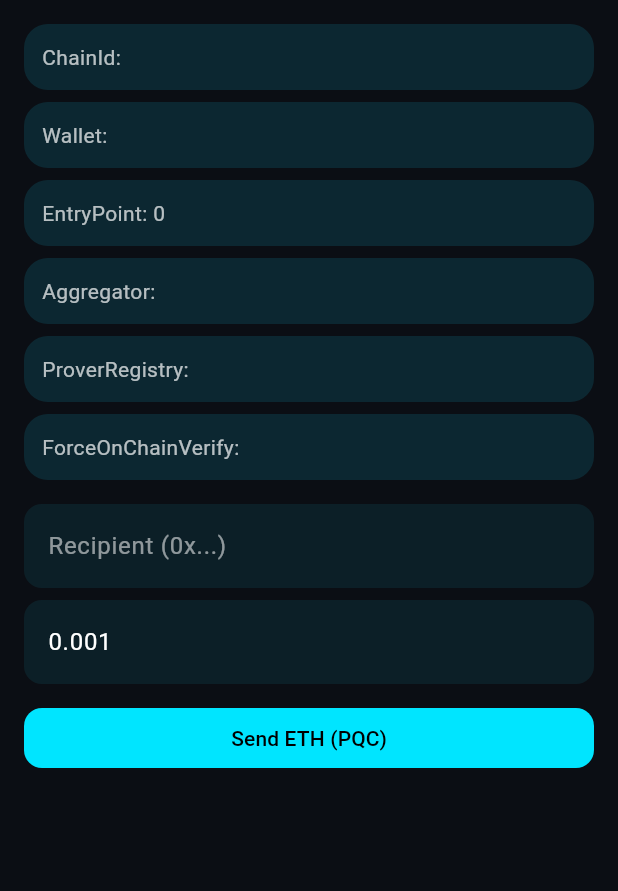
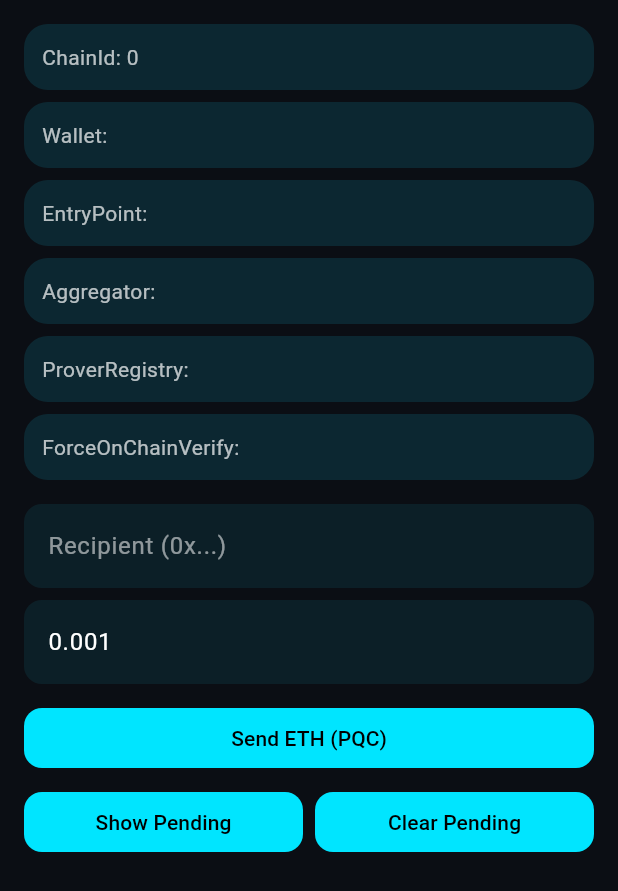
Before and after one commit to EqualFiLabs/PQCWallet, a Flutter app: the _Body widget shown alone on an empty page, opened directly with empty values, after a tap on "Send ETH (PQC)", on a phone screen of 412 x 824 dp. Shown: the top 891 px of the screen. Run offline on Flutter 3.47's test engine with Material 3 defaults, Android fonts, the phone set to English and light mode, and no system bars; our stand-ins replace flutter_secure_storage; missing offline and left inert: bip32, bip39, web3dart; accounts and stored records are empty.

Commit message:
feat(wallet): add secure storage for pending UserOps with resilient retries
- Added secure storage layer to persist pending UserOperation records
  per chain and wallet, enabling retries across app restarts.
- Orchestrated UserOp flow to reuse stored hybrid signatures when hash
  matches, or rebuild new hybrids when calldata changes, updating
  storage accordingly.
- Wired main wallet UI to send operations through new flow, display
  pending records, and support manual/automatic cleanup after confirmation.

```diff
--- a/mobile/lib/main.dart
+++ b/mobile/lib/main.dart
@@ -1,27 +1,15 @@
 import 'dart:convert';
-import 'dart:typed_data';
 import 'package:flutter/material.dart';
 import 'package:flutter/services.dart' show rootBundle;
 import 'package:flutter_secure_storage/flutter_secure_storage.dart';
 import 'package:web3dart/web3dart.dart';
-import 'package:web3dart/contracts.dart'
-    show
-        ContractFunction,
-        FunctionParameter,
-        UintType,
-        FixedBytes,
-        AddressType,
-        DynamicBytes,
-        TupleType;
-import 'package:web3dart/crypto.dart' as w3;
 
 import 'theme/theme.dart';
 import 'services/rpc.dart';
 import 'services/bundler_client.dart';
 import 'crypto/mnemonic.dart';
-import 'crypto/wots.dart';
-import 'userop/userop.dart';
-import 'userop/userop_signer.dart';
+import 'services/storage.dart';
+import 'userop/userop_flow.dart';
 
 void main() => runApp(const PQCApp());
 
@@ -94,6 +82,7 @@ class _BodyState extends State<_Body> {
   late final bundler = BundlerClient(widget.cfg['bundlerUrl']);
   final recipientCtl = TextEditingController();
   final amountCtl = TextEditingController(text: '0.001');
+  final PendingIndexStore pendingStore = PendingIndexStore();
 
   @override
   Widget build(BuildContext context) {
@@ -108,9 +97,13 @@ class _BodyState extends State<_Body> {
         const SizedBox(height: 8),
         _Card(child: SelectableText('Aggregator: ${widget.cfg['aggregator']}')),
         const SizedBox(height: 8),
-        _Card(child: SelectableText('ProverRegistry: ${widget.cfg['proverRegistry']}')),
+        _Card(
+            child: SelectableText(
+                'ProverRegistry: ${widget.cfg['proverRegistry']}')),
         const SizedBox(height: 8),
-        _Card(child: SelectableText('ForceOnChainVerify: ${widget.cfg['forceOnChainVerify']}')),
+        _Card(
+            child: SelectableText(
+                'ForceOnChainVerify: ${widget.cfg['forceOnChainVerify']}')),
         const SizedBox(height: 16),
         TextField(
             controller: recipientCtl,
@@ -127,6 +120,20 @@ class _BodyState extends State<_Body> {
                     onPressed: _sendEth, child: const Text('Send ETH (PQC)'))),
           ],
         ),
+        const SizedBox(height: 8),
+        Row(
+          children: [
+            Expanded(
+                child: ElevatedButton(
+                    onPressed: _showPending,
+                    child: const Text('Show Pending'))),
+            const SizedBox(width: 8),
+            Expanded(
+                child: ElevatedButton(
+                    onPressed: _clearPending,
+                    child: const Text('Clear Pending'))),
+          ],
+        ),
       ],
     );
   }
@@ -135,139 +142,27 @@ class _BodyState extends State<_Body> {
     try {
       widget.setStatus('Reading wallet state...');
       final wallet = EthereumAddress.fromHex(widget.cfg['walletAddress']);
-      final entryPoint = EthereumAddress.fromHex(widget.cfg['entryPoint']);
       final to = EthereumAddress.fromHex(recipientCtl.text.trim());
       final amountWei =
           EtherAmount.fromBase10String(EtherUnit.ether, amountCtl.text.trim())
               .getInWei;
 
-      // 0) Prepare function ABIs for view calls
-      const fnNonce = ContractFunction(
-        'nonce',
-        [],
-        outputs: [FunctionParameter('', UintType())],
+      final flow = UserOpFlow(rpc: rpc, bundler: bundler, store: pendingStore);
+      final uoh = await flow.sendEth(
+        cfg: widget.cfg,
+        keys: widget.keys,
+        to: to,
+        amountWei: amountWei,
+        log: widget.setStatus,
       );
 
-      const fnCurrent = ContractFunction(
-        'currentPkCommit',
-        [],
-        outputs: [FunctionParameter('', FixedBytes(32))],
-      );
-
-      const fnNext = ContractFunction(
-        'nextPkCommit',
-        [],
-        outputs: [FunctionParameter('', FixedBytes(32))],
-      );
-
-      final dataNonce = fnNonce.encodeCall(const []);
-      final dataCur = fnCurrent.encodeCall(const []);
-      final dataNext = fnNext.encodeCall(const []);
-
-      // 1) Read on-chain state via eth_call
-      final nonceHex = await rpc.callViewHex(
-        wallet.hex,
-        '0x${w3.bytesToHex(dataNonce, include0x: false)}',
-      );
-      final curHex = await rpc.callViewHex(
-        wallet.hex,
-        '0x${w3.bytesToHex(dataCur, include0x: false)}',
-      );
-      final nextHex = await rpc.callViewHex(
-        wallet.hex,
-        '0x${w3.bytesToHex(dataNext, include0x: false)}',
-      );
-
-      // 2) Decode results
-      BigInt parseHexBigInt(String h) {
-        final s = h.startsWith('0x') ? h.substring(2) : h;
-        return s.isEmpty ? BigInt.zero : BigInt.parse(s, radix: 16);
-      }
-
-      Uint8List parseHex32(String h) {
-        final b = w3.hexToBytes(h);
-        if (b.length == 32) return Uint8List.fromList(b);
-        if (b.length > 32) return Uint8List.fromList(b.sublist(b.length - 32));
-        final out = Uint8List(32);
-        out.setRange(32 - b.length, 32, b);
-        return out;
-      }
-
-      final nonceOnChain = parseHexBigInt(nonceHex);
-      final currentCommitOnChain = parseHex32(curHex);
-      final nextCommitOnChain = parseHex32(nextHex);
-
-      // 3) Log the reads to the UI
-      widget.setStatus([
-        'Read wallet state:',
-        '- nonce: ${nonceOnChain.toString()}',
-        '- currentPkCommit: ${w3.bytesToHex(currentCommitOnChain, include0x: true)}',
-        '- nextPkCommit: ${w3.bytesToHex(nextCommitOnChain, include0x: true)}',
-      ].join('\n'));
-
-      // 4) Prepare callData as before
-      const execute = ContractFunction('execute', [
-        FunctionParameter('to', AddressType()),
-        FunctionParameter('value', UintType()),
-        FunctionParameter('data', DynamicBytes()),
-      ]);
-      final callData = execute.encodeCall([to, amountWei, Uint8List(0)]);
-
-      // 5) Build userOp with real nonce
-      final op = UserOperation()
-        ..sender = wallet.hex
-        ..nonce = nonceOnChain
-        ..callData = callData;
-
-      // 6) Estimate gas via bundler
-      final gas = await bundler.estimateUserOpGas(op.toJson(), entryPoint.hex);
-      op.callGasLimit = BigInt.parse(gas['callGasLimit'].toString());
-      op.verificationGasLimit =
-          BigInt.parse(gas['verificationGasLimit'].toString());
-      op.preVerificationGas =
-          BigInt.parse(gas['preVerificationGas'].toString());
-
-      // 7) Get userOpHash from EntryPoint via eth_call
-      final userOpHash = await _getUserOpHash(entryPoint.hex, op);
-      // ECDSA sign
-      final creds = EthPrivateKey(Uint8List.fromList(widget.keys.ecdsaPriv));
-      final sigBytes = await creds.signToUint8List(userOpHash,
-          chainId: null); // raw 32-byte hash
-      final eSig = w3.MsgSignature(
-        w3.bytesToInt(sigBytes.sublist(0, 32)),
-        w3.bytesToInt(sigBytes.sublist(32, 64)),
-        sigBytes[64],
-      );
-
-      // 8) WOTS indices/keys anchored to nonce()
-      final index = nonceOnChain.toInt();
-      final seedI =
-          hkdfIndex(Uint8List.fromList(widget.keys.wotsMaster), index);
-      final (sk, pk) = Wots.keygen(seedI);
-      final wSig = Wots.sign(userOpHash, sk);
-
-      // We DO NOT recompute confirm for "next"; we confirm on-chain next
-      final confirmCommit = nextCommitOnChain;
-
-      // propose commitment for index+2
-      final nextNextSeed =
-          hkdfIndex(Uint8List.fromList(widget.keys.wotsMaster), index + 2);
-      final (_, nextNextPk) = Wots.keygen(nextNextSeed);
-      final proposeCommit = Wots.commitPk(nextNextPk);
-
-      // 9) Pack hybrid signature
-      op.signature =
-          packHybridSignature(eSig, wSig, pk, confirmCommit, proposeCommit);
-
-      widget.setStatus('Submitting to bundler...');
-      final uoh = await bundler.sendUserOperation(op.toJson(), entryPoint.hex);
       widget.setStatus('Sent. UserOpHash: $uoh (waiting for receipt...)');
 
-      // Poll for receipt
       for (int i = 0; i < 30; i++) {
         await Future.delayed(const Duration(seconds: 2));
         final r = await bundler.getUserOperationReceipt(uoh);
         if (r != null) {
+          await pendingStore.clear(widget.cfg['chainId'], wallet.hex);
           widget
               .setStatus('Inclusion tx: ${r['receipt']['transactionHash']} ✅');
           return;
@@ -279,48 +174,20 @@ class _BodyState extends State<_Body> {
     }
   }
 
-  Future<Uint8List> _getUserOpHash(String entryPoint, UserOperation op) async {
-    // Solidity selector: getUserOpHash((...))
-    const userOpType = TupleType([
-      AddressType(),
-      UintType(),
-      DynamicBytes(),
-      DynamicBytes(),
-      UintType(),
-      UintType(),
-      UintType(),
-      UintType(),
-      UintType(),
-      DynamicBytes(),
-      DynamicBytes(),
-    ]);
-    const getUserOpHashFn = ContractFunction(
-      'getUserOpHash',
-      [FunctionParameter('op', userOpType)],
-      outputs: [FunctionParameter('', FixedBytes(32))],
-    );
-    final data = getUserOpHashFn.encodeCall([
-      [
-        EthereumAddress.fromHex(op.sender),
-        op.nonce,
-        op.initCode,
-        op.callData,
-        op.callGasLimit,
-        op.verificationGasLimit,
-        op.preVerificationGas,
-        op.maxFeePerGas,
-        op.maxPriorityFeePerGas,
-        op.paymasterAndData,
-        Uint8List(0),
-      ]
-    ]);
-    final payload = {
-      'to': entryPoint,
-      'data': '0x${w3.bytesToHex(data, include0x: false)}'
-    };
-    final res = await RpcClient(widget.cfg['rpcUrl'])
-        .call('eth_call', [payload, 'latest']);
-    return Uint8List.fromList(w3.hexToBytes(res.toString()));
+  Future<void> _showPending() async {
+    final wallet = EthereumAddress.fromHex(widget.cfg['walletAddress']);
+    final chainId = widget.cfg['chainId'];
+    final pending = await pendingStore.load(chainId, wallet.hex);
+    widget.setStatus(pending == null
+        ? 'No pending record'
+        : const JsonEncoder.withIndent('  ').convert(pending));
+  }
+
+  Future<void> _clearPending() async {
+    final wallet = EthereumAddress.fromHex(widget.cfg['walletAddress']);
+    final chainId = widget.cfg['chainId'];
+    await pendingStore.clear(chainId, wallet.hex);
+    widget.setStatus('pendingIndex cleared (canceled by user).');
   }
 }
 
--- a/mobile/lib/services/rpc.dart
+++ b/mobile/lib/services/rpc.dart
@@ -12,7 +12,8 @@ class RpcClient {
       'method': method,
       'params': params ?? [],
     });
-    final res = await http.post(Uri.parse(url), headers: {'Content-Type': 'application/json'}, body: body);
+    final res = await http.post(Uri.parse(url),
+        headers: {'Content-Type': 'application/json'}, body: body);
     if (res.statusCode != 200) {
       throw Exception('RPC ${res.statusCode}: ${res.body}');
     }
--- /dev/null
+++ b/mobile/lib/services/storage.dart
@@ -0,0 +1,24 @@
+import 'dart:convert';
+import 'package:flutter_secure_storage/flutter_secure_storage.dart';
+
+class PendingIndexStore {
+  final FlutterSecureStorage _ss = const FlutterSecureStorage();
+
+  String _key(int chainId, String wallet) =>
+      'pqcwallet/pendingIndex/\$chainId/\${wallet.toLowerCase()}';
+
+  Future<void> save(
+      int chainId, String wallet, Map<String, dynamic> data) async {
+    await _ss.write(key: _key(chainId, wallet), value: jsonEncode(data));
+  }
+
+  Future<Map<String, dynamic>?> load(int chainId, String wallet) async {
+    final s = await _ss.read(key: _key(chainId, wallet));
+    if (s == null) return null;
+    return jsonDecode(s) as Map<String, dynamic>;
+  }
+
+  Future<void> clear(int chainId, String wallet) async {
+    await _ss.delete(key: _key(chainId, wallet));
+  }
+}
```
Also changed, not shown: mobile/lib/crypto/wots.dart (+19 -11 lines), mobile/lib/services/bundler_client.dart (+8 -4 lines), mobile/lib/userop/userop_flow.dart (added, +226 -0 lines), 4 other files.
